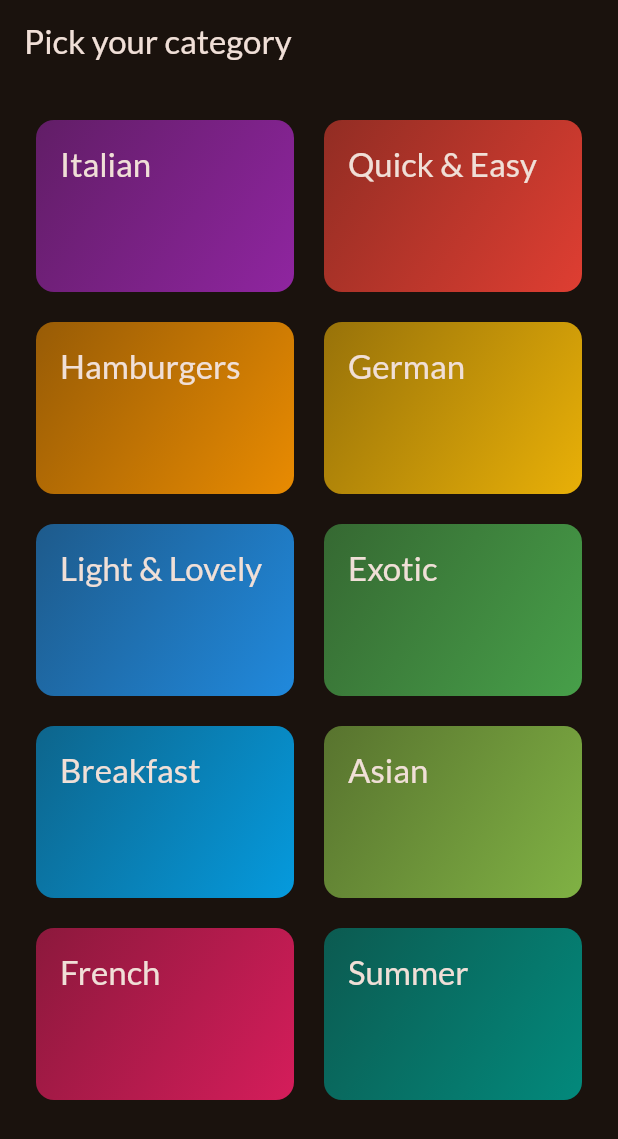
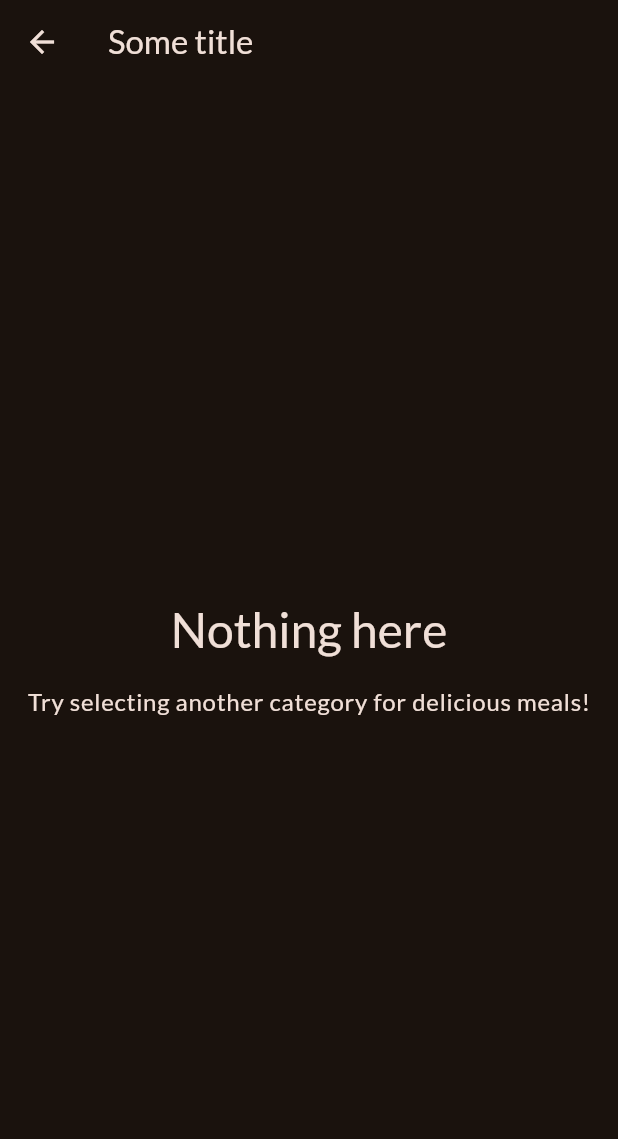
Before and after one commit to rebertiger/meals_app, a Flutter app: the screen it shows after launch, after a tap on "Italian", on a phone screen of 412 x 824 dp. Shown: the top 1139 px of the screen. Run offline on Flutter 3.47's test engine with Material 3 defaults, Android fonts, the phone set to English and light mode, and no system bars; our stand-ins replace google_fonts.

Commit message:
Add meals screen

```diff
--- a/lib/screens/categories.dart
+++ b/lib/screens/categories.dart
@@ -1,10 +1,14 @@
 import 'package:flutter/material.dart';
+import 'package:meals_app/screens/meals.dart';
 import 'package:meals_app/widgets/category_grid_item.dart';
 import 'package:meals_app/data/dummy_data.dart';
 
 class CategoriesScreen extends StatelessWidget {
   const CategoriesScreen({super.key});
 
+  void _selectCategory(BuildContext context){
+    Navigator.of(context).push(MaterialPageRoute(builder: (ctx)=>const MealsScreen(title: 'Some title', meals: [])));
+  }
   @override
   Widget build(BuildContext context) {
     return Scaffold(
@@ -20,7 +24,7 @@ class CategoriesScreen extends StatelessWidget {
             mainAxisSpacing: 20),
         children: [
           for(final category in availableCategories)
-            CategoryGridItem(category: category),
+            CategoryGridItem(category: category,onSelectCategory: () => _selectCategory(context),),
         ],
       ),
     );
--- /dev/null
+++ b/lib/screens/meals.dart
@@ -0,0 +1,46 @@
+import 'package:flutter/material.dart';
+import 'package:meals_app/models/meal.dart';
+
+// ignore: must_be_immutable
+class MealsScreen extends StatelessWidget {
+  const MealsScreen({super.key, required this.title, required this.meals});
+  final String title;
+  final List<Meal> meals;
+
+  @override
+  Widget build(BuildContext context) {
+    Widget content = ListView.builder(
+      itemCount: meals.length,
+      itemBuilder: (ctx, index) => Text(meals[index].title),
+    );
+    if (meals.isEmpty) {
+      content = Center(
+        child: Column(
+          mainAxisSize: MainAxisSize.min,
+          children: [
+            Text('Nothing here',style: Theme.of(context)
+                  .textTheme
+                  .headlineLarge!
+                  .copyWith(color: Theme.of(context).colorScheme.onSurface),),
+            const SizedBox(
+              height: 16,
+            ),
+            Text(
+              'Try selecting another category for delicious meals!',
+              style: Theme.of(context)
+                  .textTheme
+                  .bodyLarge!
+                  .copyWith(color: Theme.of(context).colorScheme.onSurface),
+            ),
+          ],
+        ),
+      );
+    }
+    return Scaffold(
+      appBar: AppBar(
+        title: Text(title),
+      ),
+      body: content,
+    );
+  }
+}
--- a/lib/widgets/category_grid_item.dart
+++ b/lib/widgets/category_grid_item.dart
@@ -2,14 +2,15 @@ import 'package:flutter/material.dart';
 import 'package:meals_app/models/category.dart';
 
 class CategoryGridItem extends StatelessWidget {
-  const CategoryGridItem({super.key, required this.category});
+  const CategoryGridItem({super.key, required this.category, required this.onSelectCategory});
   final Category category;
+  final void Function() onSelectCategory;
 
   @override
   Widget build(BuildContext context) {
     return InkWell(
       splashColor: Theme.of(context).primaryColor,
-      onTap: (){},
+      onTap: onSelectCategory,
       borderRadius: BorderRadius.circular(12),
       child: Container(
         padding: const EdgeInsets.all(16),
```
